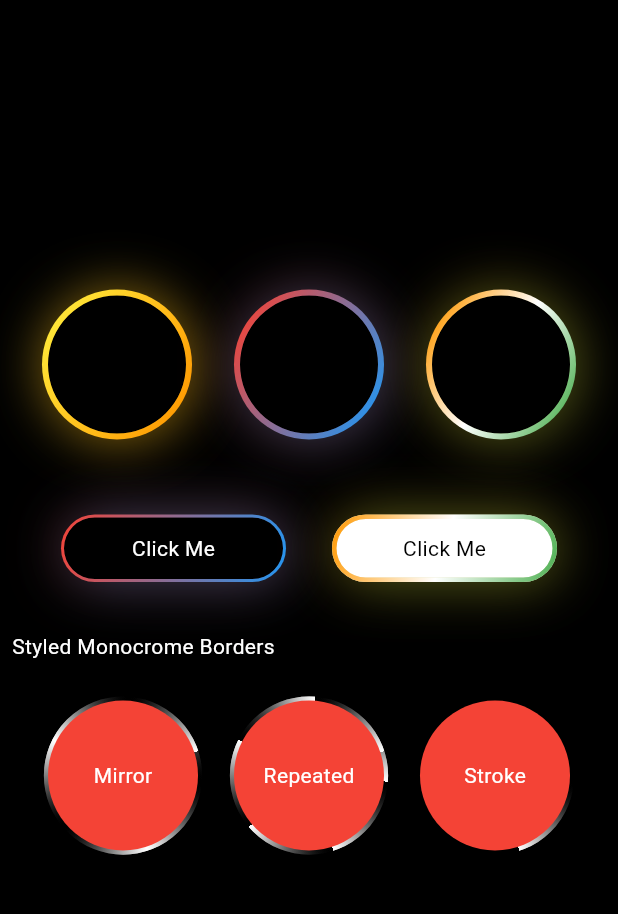
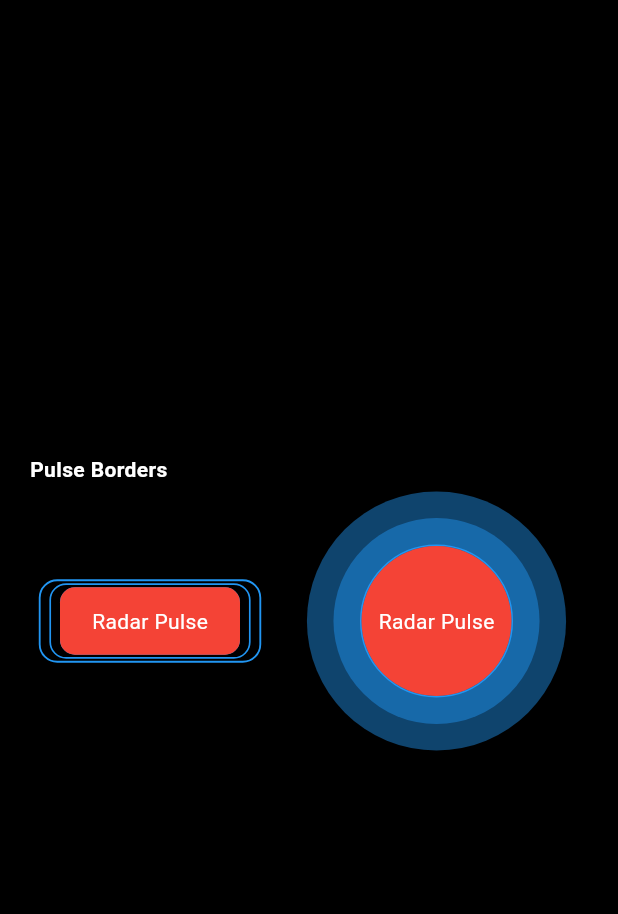
Before and after one commit to Oauth-Celestial/zo_animated_border, a Flutter app: the screen it shows after launch, on a phone screen of 412 x 824 dp, the part 84-998 px from its top. Run offline on Flutter 3.47's test engine with Material 3 defaults, Android fonts, the phone set to English and light mode, and no system bars.

Commit message:
Added Pulse border

```diff
--- a/example/lib/main.dart
+++ b/example/lib/main.dart
@@ -1,6 +1,9 @@
+import 'dart:math';
+
 import 'package:flutter/material.dart';
 
 import 'package:zo_animated_border/zo_animated_border.dart';
+import 'package:zo_animated_border/zo_pulsating_border.dart';
 
 void main() {
   runApp(const MyApp());
@@ -78,6 +81,7 @@ class _MyHomePageState extends State<MyHomePage> {
     // The Flutter framework has been optimized to make rerunning build methods
     // fast, so that you can just rebuild anything that needs updating rather
     // than having to individually change instances of widgets.
+
     return Scaffold(
       backgroundColor: Colors.black,
       appBar: AppBar(
@@ -108,169 +112,239 @@ class _MyHomePageState extends State<MyHomePage> {
           // wireframe for each widget.
           mainAxisAlignment: MainAxisAlignment.center,
           children: <Widget>[
-            Row(
-              mainAxisAlignment: MainAxisAlignment.spaceEvenly,
-              children: [
-                ZoAnimatedGradientBorder(
-                  width: 100,
-                  height: 100,
-                  borderRadius: 100,
-                  borderThickness: 4,
-                  gradientColor: [Colors.yellow, Colors.orange],
-                  duration: Duration(seconds: 4),
-                  child: Container(
-                      alignment: Alignment.center,
-                      color: Colors.black,
-                      child: Text(
-                        "Color",
-                        style: TextStyle(color: Colors.black),
-                      )),
-                ),
-                ZoAnimatedGradientBorder(
-                  width: 100,
-                  height: 100,
-                  borderRadius: 100,
-                  borderThickness: 4,
-                  gradientColor: [Colors.red, Colors.blue],
-                  duration: Duration(seconds: 4),
-                  child: Container(
-                      alignment: Alignment.center,
-                      color: Colors.black,
-                      child: Text(
-                        "Color",
-                        style: TextStyle(color: Colors.black),
-                      )),
-                ),
-                ZoAnimatedGradientBorder(
-                  width: 100,
-                  height: 100,
-                  borderRadius: 100,
-                  borderThickness: 4,
-                  gradientColor: [Colors.orange, Colors.white, Colors.green],
-                  duration: Duration(seconds: 4),
-                  child: Container(
-                      alignment: Alignment.center,
-                      color: Colors.black,
-                      child: Text(
-                        "Color",
-                        style: TextStyle(color: Colors.black),
-                      )),
-                ),
-              ],
+            // Padding(
+            //   padding: EdgeInsets.symmetric(horizontal: 20),
+            //   child: Container(
+            //       alignment: Alignment.centerLeft,
+            //       child: Text("Gradient Borders",
+            //           style: TextStyle(
+            //               color: Colors.white, fontWeight: FontWeight.bold))),
+            // ),
+            // SizedBox(
+            //   height: 20,
+            // ),
+            // Row(
+            //   mainAxisAlignment: MainAxisAlignment.spaceEvenly,
+            //   children: [
+            //     ZoAnimatedGradientBorder(
+            //       width: 100,
+            //       height: 100,
+            //       borderRadius: 100,
+            //       borderThickness: 4,
+            //       gradientColor: [Colors.yellow, Colors.orange],
+            //       duration: Duration(seconds: 4),
+            //       child: Container(
+            //           alignment: Alignment.center,
+            //           color: Colors.black,
+            //           child: Text(
+            //             "Color",
+            //             style: TextStyle(color: Colors.black),
+            //           )),
+            //     ),
+            //     ZoAnimatedGradientBorder(
+            //       width: 100,
+            //       height: 100,
+            //       borderRadius: 100,
+            //       borderThickness: 4,
+            //       gradientColor: [Colors.red, Colors.blue],
+            //       duration: Duration(seconds: 4),
+            //       child: Container(
+            //           alignment: Alignment.center,
+            //           color: Colors.black,
+            //           child: Text(
+            //             "Color",
+            //             style: TextStyle(color: Colors.black),
+            //           )),
+            //     ),
+            //     ZoAnimatedGradientBorder(
+            //       width: 100,
+            //       height: 100,
+            //       borderRadius: 100,
+            //       borderThickness: 4,
+            //       gradientColor: [Colors.orange, Colors.white, Colors.green],
+            //       duration: Duration(seconds: 4),
+            //       child: Container(
+            //           alignment: Alignment.center,
+            //           color: Colors.black,
+            //           child: Text(
+            //             "Color",
+            //             style: TextStyle(color: Colors.black),
+            //           )),
+            //     ),
+            //   ],
+            // ),
+            // SizedBox(
+            //   height: 50,
+            // ),
+            // Padding(
+            //   padding: const EdgeInsets.symmetric(horizontal: 10),
+            //   child: Row(
+            //     mainAxisAlignment: MainAxisAlignment.spaceEvenly,
+            //     children: [
+            //       ZoAnimatedGradientBorder(
+            //         width: 150,
+            //         height: 45,
+            //         borderThickness: 2,
+            //         shouldAnimate: false,
+            //         gradientColor: [Colors.red, Colors.blue],
+            //         duration: Duration(seconds: 4),
+            //         child: Container(
+            //             alignment: Alignment.center,
+            //             color: Colors.black,
+            //             child: Text(
+            //               "Click Me",
+            //               style: TextStyle(color: Colors.white),
+            //             )),
+            //       ),
+            //       ZoAnimatedGradientBorder(
+            //         width: 150,
+            //         height: 45,
+            //         borderThickness: 3,
+            //         shouldAnimate: true,
+            //         gradientColor: [Colors.orange, Colors.white, Colors.green],
+            //         duration: Duration(seconds: 4),
+            //         child: Container(
+            //             alignment: Alignment.center,
+            //             color: Colors.white,
+            //             child: Text(
+            //               "Click Me",
+            //               style: TextStyle(color: Colors.black),
+            //             )),
+            //       ),
+            //     ],
+            //   ),
+            // ),
+            // SizedBox(
+            //   height: 25,
+            // ),
+            // Padding(
+            //   padding: const EdgeInsets.all(8.0),
+            //   child: Container(
+            //       alignment: Alignment.centerLeft,
+            //       child: Text("Styled Monocrome Borders",
+            //           style: TextStyle(color: Colors.white))),
+            // ),
+            // SizedBox(
+            //   height: 10,
+            // ),
+            // Padding(
+            //   padding: const EdgeInsets.all(8.0),
+            //   child: Row(
+            //     mainAxisAlignment: MainAxisAlignment.spaceEvenly,
+            //     children: [
+            //       ZoMonoCromeBorder(
+            //         trackBorderColor: Colors.white,
+            //         cornerRadius: 50.0,
+            //         borderStyle: ZoMonoCromeBorderStyle.mirror,
+            //         borderWidth: 5.5,
+            //         child: Container(
+            //           width: 100,
+            //           height: 100,
+            //           alignment: Alignment.center,
+            //           child:
+            //               Text("Mirror", style: TextStyle(color: Colors.white)),
+            //           decoration: BoxDecoration(
+            //             color: Colors.red,
+            //             shape: BoxShape.circle,
+            //           ),
+            //         ),
+            //       ),
+            //       ZoMonoCromeBorder(
+            //         trackBorderColor: Colors.white,
+            //         cornerRadius: 50.0,
+            //         borderStyle: ZoMonoCromeBorderStyle.repeated,
+            //         borderWidth: 5.5,
+            //         child: Container(
+            //           width: 100,
+            //           height: 100,
+            //           alignment: Alignment.center,
+            //           child: Text("Repeated",
+            //               style: TextStyle(color: Colors.white)),
+            //           decoration: BoxDecoration(
+            //             color: Colors.red,
+            //             shape: BoxShape.circle,
+            //           ),
+            //         ),
+            //       ),
+            //       ZoMonoCromeBorder(
+            //         trackBorderColor: Colors.white,
+            //         cornerRadius: 50.0,
+            //         borderStyle: ZoMonoCromeBorderStyle.stroke,
+            //         borderWidth: 5.5,
+            //         child: Container(
+            //           width: 100,
+            //           height: 100,
+            //           alignment: Alignment.center,
+            //           child:
+            //               Text("Stroke", style: TextStyle(color: Colors.white)),
+            //           decoration: BoxDecoration(
+            //             color: Colors.red,
+            //             shape: BoxShape.circle,
+            //           ),
+            //         ),
+            //       ),
+            //     ],
+            //   ),
+            // ),
+
+            Padding(
+              padding: EdgeInsets.symmetric(horizontal: 20),
+              child: Container(
+                  alignment: Alignment.centerLeft,
+                  child: Text("Pulse Borders",
+                      style: TextStyle(
+                          color: Colors.white, fontWeight: FontWeight.bold))),
             ),
             SizedBox(
-              height: 50,
+              height: 40,
             ),
             Padding(
-              padding: const EdgeInsets.symmetric(horizontal: 10),
+              padding: const EdgeInsets.symmetric(horizontal: 40),
               child: Row(
-                mainAxisAlignment: MainAxisAlignment.spaceEvenly,
                 children: [
-                  ZoAnimatedGradientBorder(
-                    width: 150,
-                    height: 45,
-                    borderThickness: 2,
-                    shouldAnimate: false,
-                    gradientColor: [Colors.red, Colors.blue],
-                    duration: Duration(seconds: 4),
+                  ZoPulsatingBorder(
+                    layerCount: 2,
+                    type: ZoPulsatingBorderType.radarPulse,
+                    pulseColor: Colors.blue,
+                    borderRadius: BorderRadius.circular(10),
                     child: Container(
-                        alignment: Alignment.center,
-                        color: Colors.black,
-                        child: Text(
-                          "Click Me",
-                          style: TextStyle(color: Colors.white),
-                        )),
-                  ),
-                  ZoAnimatedGradientBorder(
-                    width: 150,
-                    height: 45,
-                    borderThickness: 3,
-                    shouldAnimate: false,
-                    gradientColor: [Colors.orange, Colors.white, Colors.green],
-                    duration: Duration(seconds: 4),
-                    child: Container(
-                        alignment: Alignment.center,
-                        color: Colors.white,
-                        child: Text(
-                          "Click Me",
-                          style: TextStyle(color: Colors.black),
-                        )),
-                  ),
-                ],
-              ),
-            ),
-            SizedBox(
-              height: 25,
-            ),
-            Padding(
-              padding: const EdgeInsets.all(8.0),
-              child: Container(
-                  alignment: Alignment.centerLeft,
-                  child: Text("Styled Monocrome Borders",
-                      style: TextStyle(color: Colors.white))),
-            ),
-            SizedBox(
-              height: 10,
-            ),
-            Padding(
-              padding: const EdgeInsets.all(8.0),
-              child: Row(
-                mainAxisAlignment: MainAxisAlignment.spaceEvenly,
-                children: [
-                  ZoMonoCromeBorder(
-                    trackBorderColor: Colors.white,
-                    cornerRadius: 50.0,
-                    borderStyle: ZoMonoCromeBorderStyle.mirror,
-                    borderWidth: 5.5,
-                    child: Container(
-                      width: 100,
-                      height: 100,
                       alignment: Alignment.center,
-                      child:
-                          Text("Mirror", style: TextStyle(color: Colors.white)),
+                      width: 120,
+                      height: 45,
                       decoration: BoxDecoration(
-                        color: Colors.red,
-                        shape: BoxShape.circle,
+                          color: Colors.red,
+                          borderRadius: BorderRadius.circular(10)),
+                      child: Text(
+                        "Radar Pulse",
+                        style: TextStyle(color: Colors.white),
                       ),
                     ),
                   ),
-                  ZoMonoCromeBorder(
-                    trackBorderColor: Colors.white,
-                    cornerRadius: 50.0,
-                    borderStyle: ZoMonoCromeBorderStyle.repeated,
-                    borderWidth: 5.5,
+                  SizedBox(
+                    width: 80,
+                  ),
+
+                  // For circle pulse
+                  ZoPulsatingBorder(
+                    type: ZoPulsatingBorderType.pulse,
+                    borderRadius: BorderRadius.circular(100),
+                    pulseColor: Colors.blue,
                     child: Container(
+                      alignment: Alignment.center,
                       width: 100,
                       height: 100,
-                      alignment: Alignment.center,
-                      child: Text("Repeated",
-                          style: TextStyle(color: Colors.white)),
                       decoration: BoxDecoration(
-                        color: Colors.red,
-                        shape: BoxShape.circle,
+                          color: Colors.red,
+                          borderRadius: BorderRadius.circular(50)),
+                      child: Text(
+                        "Radar Pulse",
+                        style: TextStyle(color: Colors.white),
                       ),
                     ),
-                  ),
-                  ZoMonoCromeBorder(
-                    trackBorderColor: Colors.white,
-                    cornerRadius: 50.0,
-                    borderStyle: ZoMonoCromeBorderStyle.stroke,
-                    borderWidth: 5.5,
-                    child: Container(
-                      width: 100,
-                      height: 100,
-                      alignment: Alignment.center,
-                      child:
-                          Text("Stroke", style: TextStyle(color: Colors.white)),
-                      decoration: BoxDecoration(
-                        color: Colors.red,
-                        shape: BoxShape.circle,
-                      ),
-                    ),
-                  ),
+                  )
                 ],
               ),
-            ),
+            )
           ],
         ),
       ),
@@ -278,3 +352,5 @@ class _MyHomePageState extends State<MyHomePage> {
     );
   }
 }
+
+/// For animation we need ticker mixin
--- /dev/null
+++ b/lib/widget/size_provider_widget.dart
@@ -0,0 +1,39 @@
+import 'package:flutter/material.dart';
+
+class SizeProviderWidget extends StatefulWidget {
+  final Widget Function(BuildContext context, Size size) builder;
+
+  const SizeProviderWidget({Key? key, required this.builder}) : super(key: key);
+
+  @override
+  _SizeProviderWidgetState createState() => _SizeProviderWidgetState();
+}
+
+class _SizeProviderWidgetState extends State<SizeProviderWidget> {
+  final GlobalKey _key = GlobalKey();
+  Size _size = Size.zero;
+
+  @override
+  void initState() {
+    super.initState();
+    WidgetsBinding.instance.addPostFrameCallback((_) => _updateSize());
+  }
+
+  void _updateSize() {
+    final RenderBox renderBox =
+        _key.currentContext?.findRenderObject() as RenderBox;
+    if (renderBox != null) {
+      setState(() {
+        _size = renderBox.size;
+      });
+    }
+  }
+
+  @override
+  Widget build(BuildContext context) {
+    return Container(
+      key: _key,
+      child: widget.builder(context, _size),
+    );
+  }
+}
--- a/lib/zo_animated_border.dart
+++ b/lib/zo_animated_border.dart
@@ -1,7 +1,9 @@
 library zo_animated_border;
 
 export 'zo_track_border.dart';
+export 'zo_pulsating_border.dart';
 import 'package:flutter/material.dart';
 import 'package:zo_animated_border/clipper/border_cut_clipper.dart';
+import 'package:zo_animated_border/widget/size_provider_widget.dart';
 
 part 'zo_gradient_border.dart';
--- a/lib/zo_gradient_border.dart
+++ b/lib/zo_gradient_border.dart
@@ -199,10 +199,10 @@ class LastColorWidget extends StatelessWidget {
 
   @override
   Widget build(BuildContext context) {
-    return LayoutBuilder(builder: (context, constraints) {
+    return SizeProviderWidget(builder: (context, constraints) {
       return Container(
-        width: constraints.maxWidth * 0.95,
-        height: constraints.maxHeight * 0.95,
+        width: constraints.width * 0.95,
+        height: constraints.height * 0.95,
         decoration: BoxDecoration(
             color: Colors.transparent,
             borderRadius:
--- /dev/null
+++ b/lib/zo_pulsating_border.dart
@@ -0,0 +1,107 @@
+import 'package:flutter/material.dart';
+import 'package:zo_animated_border/widget/size_provider_widget.dart';
+
+enum ZoPulsatingBorderType { pulse, radarPulse }
+
+class ZoPulsatingBorder extends StatefulWidget {
+  ZoPulsatingBorder(
+      {required this.child,
+      this.layerCount = 2,
+      this.borderRadius,
+      this.pulseColor = Colors.black,
+      this.animationDuration = const Duration(seconds: 2),
+      this.type = ZoPulsatingBorderType.pulse,
+      this.animationCurve = Curves.easeOut});
+
+  final double layerCount;
+  final Widget child;
+  final BorderRadius? borderRadius;
+  final Color pulseColor;
+  final Duration animationDuration;
+  final Curve animationCurve;
+  ZoPulsatingBorderType? type;
+  @override
+  ZoPulsatingBorderState createState() => ZoPulsatingBorderState();
+}
+
+class ZoPulsatingBorderState extends State<ZoPulsatingBorder>
+    with SingleTickerProviderStateMixin {
+  AnimationController? _animationController;
+  Animation? _animation;
+
+  @override
+  void initState() {
+    _animationController =
+        AnimationController(vsync: this, duration: widget.animationDuration);
+    _animation = Tween(begin: 0.0, end: 18.0).animate(
+      CurvedAnimation(
+          parent: _animationController!, curve: widget.animationCurve),
+    );
+    _animationController?.repeat();
+    super.initState();
+  }
+
+  @override
+  void dispose() {
+    // TODO: implement dispose
+    _animationController?.dispose();
+    super.dispose();
+  }
+
+  @override
+  Widget build(BuildContext context) {
+    return SizeProviderWidget(builder: (context, size) {
+      return AnimatedBuilder(
+        animation: _animation!,
+        builder: (context, _) {
+          if (widget.type == ZoPulsatingBorderType.pulse) {
+            return Container(
+              decoration: BoxDecoration(
+                borderRadius: widget.borderRadius,
+                border: Border.all(
+                    color: widget.pulseColor.withValues(alpha: 255),
+                    width: 1.0),
+                // shape: BoxShape.rectangle,
+                boxShadow: [
+                  for (int i = 1; i <= widget.layerCount; i++)
+                    BoxShadow(
+                      color: widget.pulseColor
+                          .withValues(alpha: _animationController!.value / 2),
+                      spreadRadius: _animation!.value * i,
+                    )
+                ],
+              ),
+              child: widget.child,
+            );
+          } else {
+            return Stack(
+              children: [
+                ...List.generate(widget.layerCount.toInt() + 1, (index) {
+                  return ScaleTransition(
+                    scale: Tween<double>(begin: 1.0, end: 1.0 + (index * 0.12))
+                        .animate(
+                      CurvedAnimation(
+                        parent: _animationController!,
+                        curve: Interval(0.0, 1.0, curve: widget.animationCurve),
+                      ),
+                    ),
+                    child: Container(
+                      width: size.width,
+                      height: size.height,
+                      decoration: BoxDecoration(
+                        borderRadius: widget.borderRadius,
+                        border:
+                            Border.all(color: widget.pulseColor, width: 1.0),
+                      ),
+                    ),
+                  );
+                }),
+                widget.child,
+              ],
+            );
+          }
+        },
+      );
+    });
+  }
+}
```
